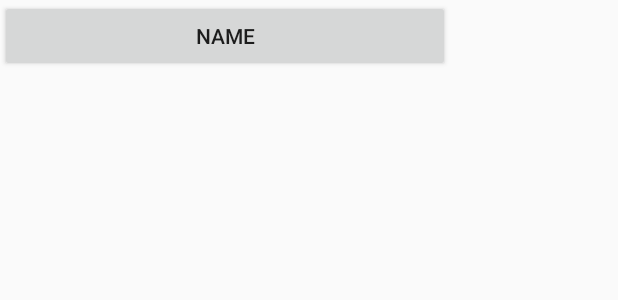
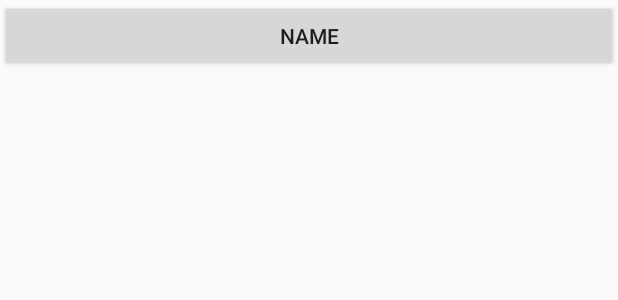
Before and after one commit to Turlough/AndroidTreeView, an Android app: the layout tree_view_item.xml on its own in the app's theme, with its tools: preview values and no code run, on a phone screen of 412 x 824 dp. Shown: the top 300 px of the screen. Run offline under Robolectric (Android 15) with nearby library versions, the phone set to English and light mode, and no system bars.

Commit message:
Fixed sizing issue

```diff
--- a/app/src/main/res/layout/tree_view_item.xml
+++ b/app/src/main/res/layout/tree_view_item.xml
@@ -3,19 +3,19 @@
                 xmlns:app="http://schemas.android.com/apk/res-auto"
                 xmlns:tools="http://schemas.android.com/tools"
                 android:layout_width="match_parent"
-                android:layout_height="match_parent"
+                android:layout_height="wrap_content"
                 tools:context="net.overc.android.treeview.MainActivity">
 
     <Button
         android:id="@+id/name"
-        android:layout_width="300dp"
+        android:layout_width="match_parent"
         android:layout_height="wrap_content"
         android:text="NAME"/>
 
     <android.support.v7.widget.RecyclerView
         android:id="@+id/children"
-        android:layout_width="300dp"
-        android:layout_height="300dp"
+        android:layout_width="wrap_content"
+        android:layout_height="wrap_content"
         android:paddingLeft="8dp"
         android:paddingRight="8dp"
         android:layout_below="@+id/name"
```
